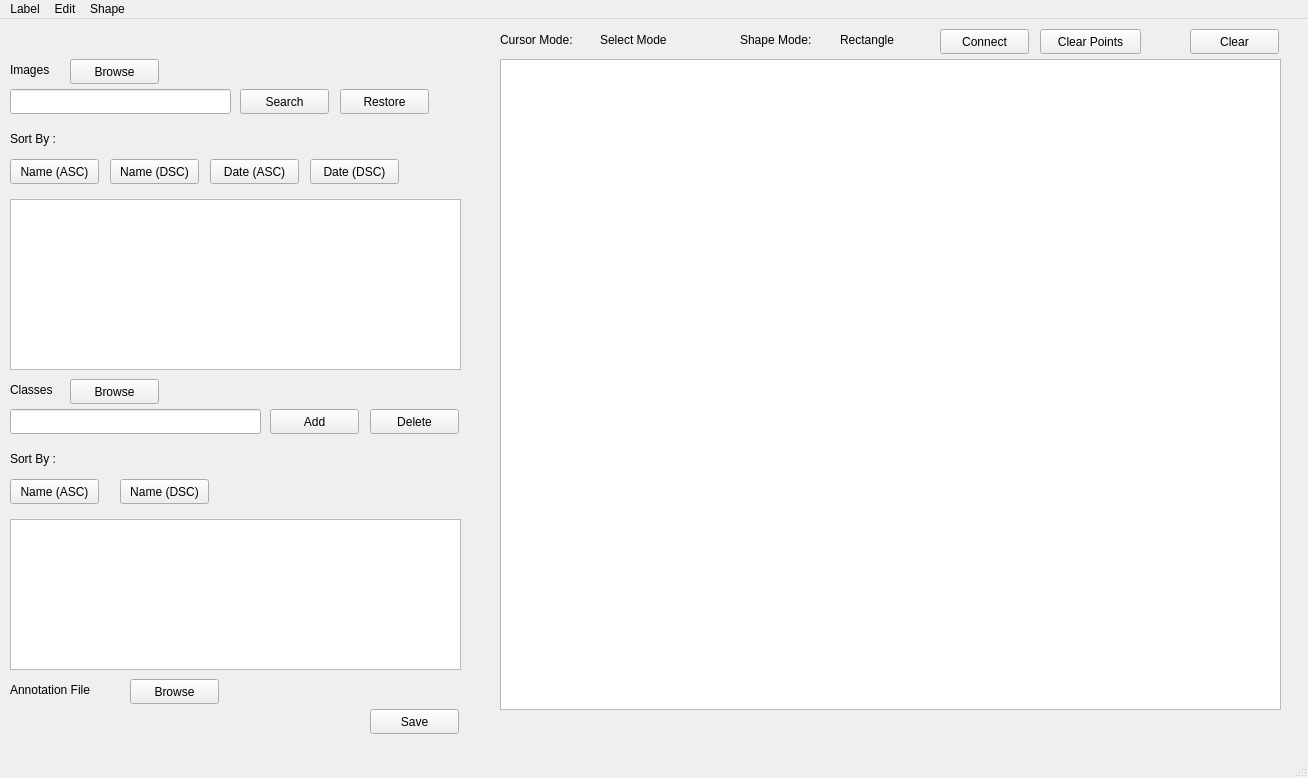
Before: the Qt Designer form SRC/labeller.ui in amansahil/Smart-Annotate, drawn with Qt 5.
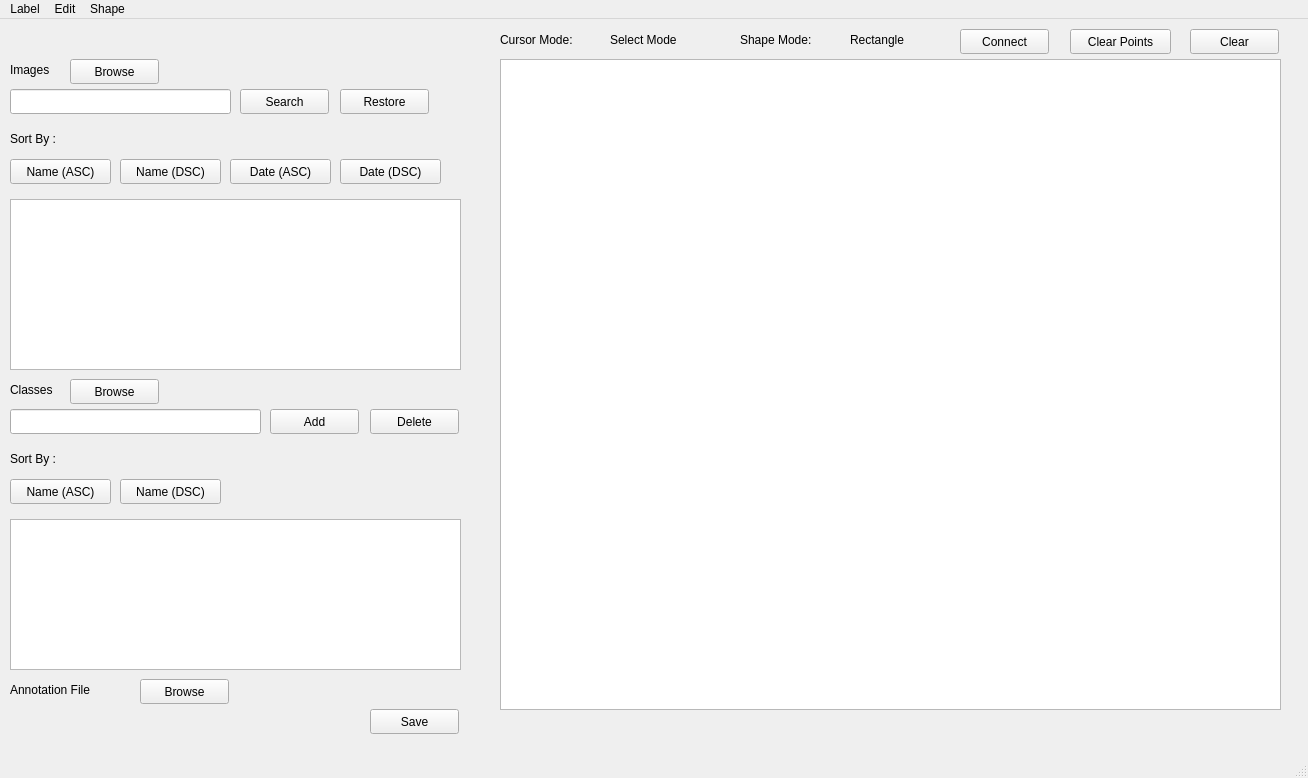
After: the same form once the commit is applied. Icons and pictures are not drawn.

Diff of the .ui file:
```diff
--- a/SRC/labeller.ui
+++ b/SRC/labeller.ui
@@ -35,7 +35,7 @@
      <rect>
       <x>10</x>
       <y>40</y>
-      <width>67</width>
+      <width>61</width>
       <height>21</height>
      </rect>
     </property>
@@ -102,7 +102,7 @@
    <widget class="QPushButton" name="annotationBrowseButton">
     <property name="geometry">
      <rect>
-      <x>130</x>
+      <x>140</x>
       <y>660</y>
       <width>89</width>
       <height>25</height>
@@ -171,7 +171,7 @@
    <widget class="QLabel" name="classFileLabel">
     <property name="geometry">
      <rect>
-      <x>170</x>
+      <x>180</x>
       <y>350</y>
       <width>271</width>
       <height>41</height>
@@ -199,7 +199,7 @@
      <rect>
       <x>10</x>
       <y>140</y>
-      <width>89</width>
+      <width>101</width>
       <height>25</height>
      </rect>
     </property>
@@ -210,9 +210,9 @@
    <widget class="QPushButton" name="sortImagesDsc">
     <property name="geometry">
      <rect>
-      <x>110</x>
+      <x>120</x>
       <y>140</y>
-      <width>89</width>
+      <width>101</width>
       <height>25</height>
      </rect>
     </property>
@@ -223,9 +223,9 @@
    <widget class="QPushButton" name="sortImagesdateAsc">
     <property name="geometry">
      <rect>
-      <x>210</x>
+      <x>230</x>
       <y>140</y>
-      <width>89</width>
+      <width>101</width>
       <height>25</height>
      </rect>
     </property>
@@ -236,9 +236,9 @@
    <widget class="QPushButton" name="sortImagesDateDsc">
     <property name="geometry">
      <rect>
-      <x>310</x>
+      <x>340</x>
       <y>140</y>
-      <width>89</width>
+      <width>101</width>
       <height>25</height>
      </rect>
     </property>
@@ -277,7 +277,7 @@
      <rect>
       <x>120</x>
       <y>460</y>
-      <width>89</width>
+      <width>101</width>
       <height>25</height>
      </rect>
     </property>
@@ -290,7 +290,7 @@
      <rect>
       <x>10</x>
       <y>460</y>
-      <width>89</width>
+      <width>101</width>
       <height>25</height>
      </rect>
     </property>
@@ -363,9 +363,9 @@
    <widget class="QLabel" name="cursorLabel">
     <property name="geometry">
      <rect>
-      <x>600</x>
+      <x>610</x>
       <y>10</y>
-      <width>131</width>
+      <width>111</width>
       <height>21</height>
      </rect>
     </property>
@@ -378,7 +378,7 @@
      <rect>
       <x>500</x>
       <y>10</y>
-      <width>91</width>
+      <width>101</width>
       <height>21</height>
      </rect>
     </property>
@@ -404,7 +404,7 @@
      <rect>
       <x>740</x>
       <y>10</y>
-      <width>91</width>
+      <width>101</width>
       <height>21</height>
      </rect>
     </property>
@@ -415,7 +415,7 @@
    <widget class="QLabel" name="shapeLabel">
     <property name="geometry">
      <rect>
-      <x>840</x>
+      <x>850</x>
       <y>10</y>
       <width>151</width>
       <height>21</height>
@@ -428,7 +428,7 @@
    <widget class="QPushButton" name="connectButton">
     <property name="geometry">
      <rect>
-      <x>940</x>
+      <x>960</x>
       <y>10</y>
       <width>89</width>
       <height>25</height>
@@ -441,7 +441,7 @@
    <widget class="QPushButton" name="clearPoints">
     <property name="geometry">
      <rect>
-      <x>1040</x>
+      <x>1070</x>
       <y>10</y>
       <width>101</width>
       <height>25</height>
```
Left out of the diff: 12 changed lines with no effect on the pictures.
